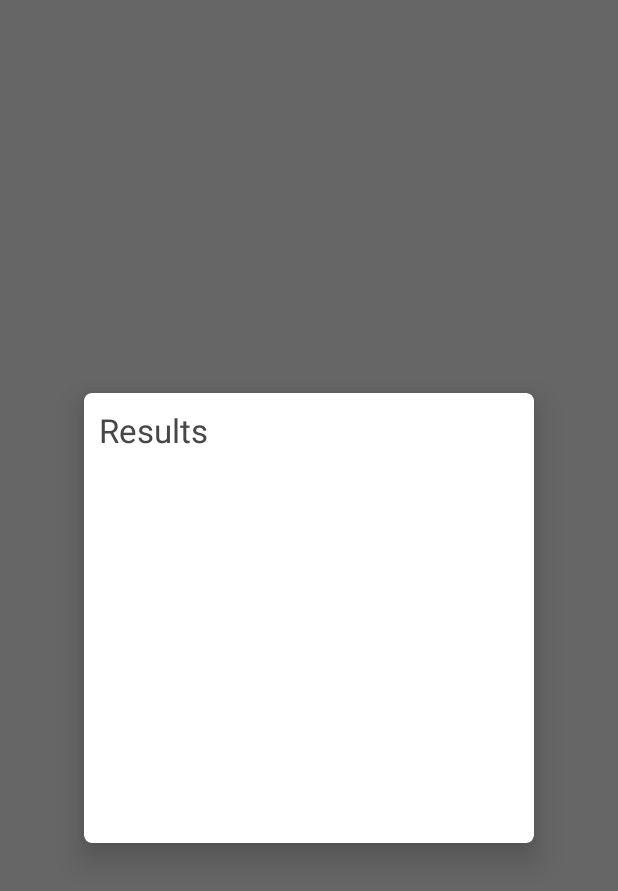
After one commit to eoinahern/Marvel_Comics, an Android app: the layout activity_results.xml on its own in the app's theme, with its tools: preview values and no code run, on a phone screen of 412 x 824 dp. The commit adds this screen. Shown: the top 891 px of the screen. Run offline under Robolectric (Android 15) with nearby library versions, the phone set to English and light mode, and no system bars.

Commit message:
added card trans background

```diff
--- /dev/null
+++ b/app/src/main/java/marvelcomics/eoinahern/ie/marvelcomics/UI/Results/ResultsActivityComponent.java
@@ -0,0 +1,5 @@
+package marvelcomics.eoinahern.ie.marvelcomics.UI.Results;
+
+
+public interface ResultsActivityComponent {
+}
--- /dev/null
+++ b/app/src/main/res/layout/activity_results.xml
@@ -0,0 +1,46 @@
+<?xml version="1.0" encoding="utf-8"?>
+<android.support.constraint.ConstraintLayout xmlns:android="http://schemas.android.com/apk/res/android"
+	android:layout_width="match_parent"
+	android:layout_height="match_parent"
+	xmlns:app="http://schemas.android.com/apk/res-auto">
+
+	<RelativeLayout
+		android:layout_width="match_parent"
+		android:layout_height="match_parent"
+		android:background="@color/transparent">
+
+
+		<android.support.v7.widget.CardView
+			android:layout_width="300dp"
+			android:layout_height="300dp"
+			android:layout_centerInParent="true"
+			app:cardBackgroundColor="@color/white"
+			app:cardCornerRadius="5dp"
+			app:cardElevation="12dp">
+
+
+			<RelativeLayout
+				android:layout_width="match_parent"
+				android:layout_height="match_parent">
+
+
+
+				<TextView
+					android:layout_width="wrap_content"
+					android:layout_height="wrap_content"
+					android:text="Results"
+					android:padding="10dp"
+					android:textSize="22sp"
+					android:textColor="@color/dark_grey"/>
+
+
+			</RelativeLayout>
+
+
+
+		</android.support.v7.widget.CardView>
+
+
+		</RelativeLayout>
+
+</android.support.constraint.ConstraintLayout>
--- a/app/src/main/res/values/colors.xml
+++ b/app/src/main/res/values/colors.xml
@@ -8,5 +8,5 @@
 	<color name="background_black">#000000</color>
 	<color name="dark_grey">#474747</color>
 	<color name="light_grey">#696969</color>
-	<color name="transparent">#00ffffff</color>
+	<color name="transparent">#66ffffff</color>
 </resources>
--- a/app/src/main/res/values/styles.xml
+++ b/app/src/main/res/values/styles.xml
@@ -11,6 +11,16 @@
 		<item name="android:windowBackground">@android:color/black</item>
 		<item name="android:actionButtonStyle">@style/ActionButtonStyle</item>
 
+	</style>
+
+	<style name="CustomBackgroundTheme" parent="AppTheme">
+		<!--<item name="android:windowBackground">@color/transparent</item>-->
+		<item name="android:windowIsTranslucent">true</item>
+		<item name="android:windowBackground">@color/transparent</item>
+		<item name="android:windowContentOverlay">@null</item>
+		<item name="android:windowNoTitle">true</item>
+		<item name="android:windowIsFloating">true</item>
+		<item name="android:backgroundDimEnabled">true</item>
 	</style>
 
 
```
Also changed, not shown: app/src/main/AndroidManifest.xml (+13 -8 lines), app/src/main/java/marvelcomics/eoinahern/ie/marvelcomics/Domain/MainGallery/GetBudgetInfoInteractor.java (+12 -0 lines), app/src/main/java/marvelcomics/eoinahern/ie/marvelcomics/UI/MainGallery/MainGalleryActivity.java (+9 -0 lines), app/src/main/java/marvelcomics/eoinahern/ie/marvelcomics/UI/Results/ResultsActivity.java (added, +32 -0 lines), app/src/main/java/marvelcomics/eoinahern/ie/marvelcomics/UI/Results/ResultsActivityPresenter.java (added, +8 -0 lines), app/src/main/res/layout/activity_gallery_main.xml (+28 -7 lines).
